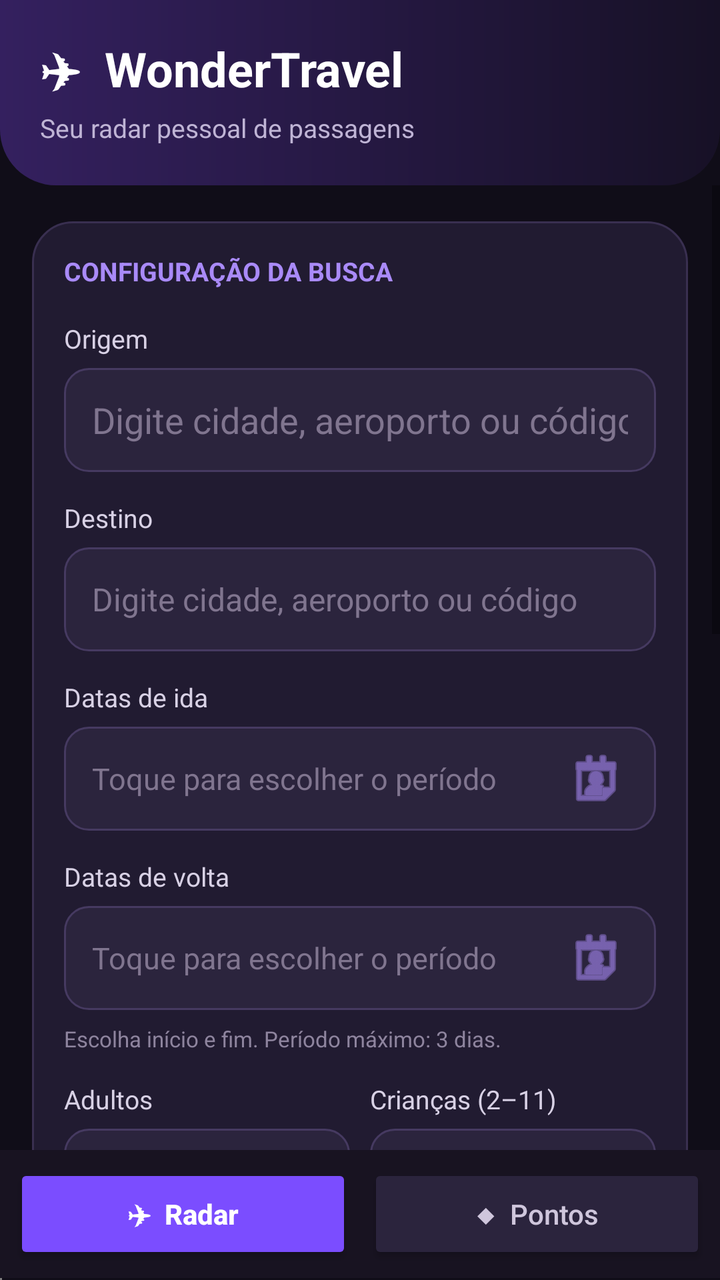
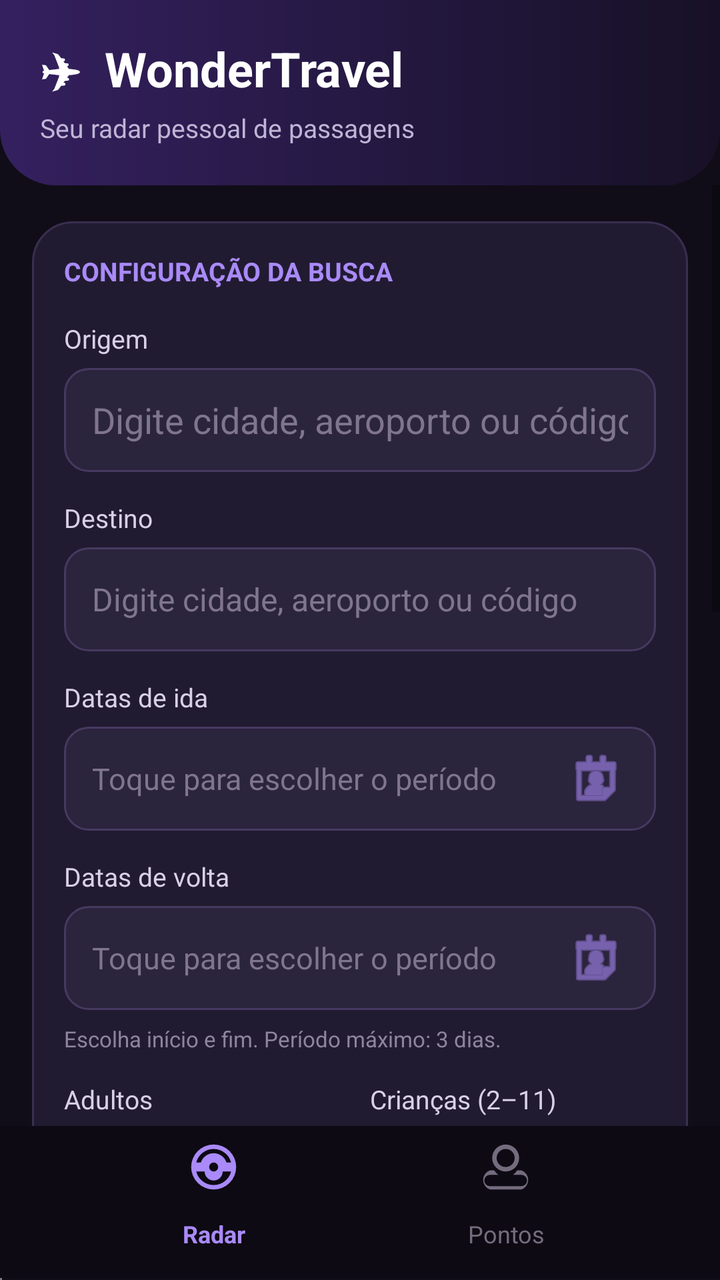

Two renders of the same Android screen: before a commit and after it. Below are the layout's source before the change and the commit's diff.
<!-- AndroidManifest.xml: application theme android:Theme.Material.Light.NoActionBar -->
<!-- res/layout/activity_main.xml -->
<?xml version="1.0" encoding="utf-8"?>
<LinearLayout xmlns:android="http://schemas.android.com/apk/res/android"
    android:layout_width="match_parent"
    android:layout_height="match_parent"
    android:orientation="vertical"
    android:background="#100D18">

    <LinearLayout
        android:layout_width="match_parent"
        android:layout_height="wrap_content"
        android:background="@drawable/bg_header"
        android:orientation="vertical">

        <TextView
            android:layout_width="match_parent"
            android:layout_height="wrap_content"
            android:text="✈  WonderTravel"
            android:textColor="#FFFFFF"
            android:textSize="24sp"
            android:textStyle="bold" />

        <TextView
            android:layout_width="match_parent"
            android:layout_height="wrap_content"
            android:layout_marginTop="4dp"
            android:text="Seu radar pessoal de passagens"
            android:textColor="#BFB4D5"
            android:textSize="13sp" />
    </LinearLayout>

    <ScrollView
        android:id="@+id/radarScreen"
        android:layout_width="match_parent"
        android:layout_height="0dp"
        android:layout_weight="1"
        android:clipToPadding="false"
        android:fillViewport="true">

        <LinearLayout
            android:layout_width="match_parent"
            android:layout_height="wrap_content"
            android:orientation="vertical"
            android:paddingHorizontal="16dp"
            android:paddingTop="18dp"
            android:paddingBottom="28dp">

            <LinearLayout
                android:layout_width="match_parent"
                android:layout_height="wrap_content"
                android:background="@drawable/bg_card"
                android:orientation="vertical">

                <TextView
                    android:layout_width="match_parent"
                    android:layout_height="wrap_content"
                    android:text="CONFIGURAÇÃO DA BUSCA"
                    android:textColor="#A98AF8"
                    android:textSize="13sp"
                    android:textStyle="bold" />

                <TextView
                    android:layout_width="wrap_content"
                    android:layout_height="wrap_content"
                    android:layout_marginTop="16dp"
                    android:text="Origem"
                    android:textColor="#D8D1E5"
                    android:textSize="13sp" />

                <AutoCompleteTextView
                    android:id="@+id/originMode"
                    android:layout_width="match_parent"
                    android:layout_height="52dp"
                    android:layout_marginTop="6dp"
                    android:background="@drawable/bg_input"
                    android:completionThreshold="1"
                    android:hint="Digite cidade, aeroporto ou código"
                    android:inputType="textCapSentences"
                    android:paddingHorizontal="14dp"
                    android:singleLine="true"
                    android:textColor="#FFFFFF"
                    android:textColorHint="#80758F" />

                <TextView
                    android:layout_width="wrap_content"
                    android:layout_height="wrap_content"
                    android:layout_marginTop="14dp"
                    android:text="Destino"
                    android:textColor="#D8D1E5"
                    android:textSize="13sp" />

                <AutoCompleteTextView
                    android:id="@+id/destination"
                    android:layout_width="match_parent"
                    android:layout_height="52dp"
                    android:layout_marginTop="6dp"
                    android:background="@drawable/bg_input"
                    android:completionThreshold="1"
                    android:hint="Digite cidade, aeroporto ou código"
                    android:inputType="textCapSentences"
                    android:paddingHorizontal="14dp"
                    android:textColor="#FFFFFF"
                    android:singleLine="true"
                    android:textColorHint="#80758F"
                    android:textSize="16sp" />

                <TextView
                    android:layout_width="wrap_content"
                    android:layout_height="wrap_content"
                    android:layout_marginTop="14dp"
                    android:text="Datas de ida"
                    android:textColor="#D8D1E5"
                    android:textSize="13sp" />

                <EditText
                    android:id="@+id/outboundDates"
                    android:layout_width="match_parent"
                    android:layout_height="52dp"
                    android:layout_marginTop="6dp"
                    android:background="@drawable/bg_input"
                    android:clickable="true"
                    android:drawableEnd="@android:drawable/ic_menu_my_calendar"
                    android:drawableTint="#A98AF8"
                    android:focusable="false"
                    android:hint="Toque para escolher o período"
                    android:paddingHorizontal="14dp"
                    android:textColor="#FFFFFF"
                    android:textColorHint="#80758F"
                    android:textSize="15sp" />

                <TextView
                    android:layout_width="wrap_content"
                    android:layout_height="wrap_content"
                    android:layout_marginTop="14dp"
                    android:text="Datas de volta"
                    android:textColor="#D8D1E5"
                    android:textSize="13sp" />

                <EditText
                    android:id="@+id/returnDates"
                    android:layout_width="match_parent"
                    android:layout_height="52dp"
                    android:layout_marginTop="6dp"
                    android:background="@drawable/bg_input"
                    android:clickable="true"
                    android:drawableEnd="@android:drawable/ic_menu_my_calendar"
                    android:drawableTint="#A98AF8"
                    android:focusable="false"
                    android:hint="Toque para escolher o período"
                    android:paddingHorizontal="14dp"
                    android:textColor="#FFFFFF"
                    android:textColorHint="#80758F"
                    android:textSize="15sp" />

                <TextView
                    android:layout_width="match_parent"
                    android:layout_height="wrap_content"
                    android:layout_marginTop="7dp"
                    android:text="Escolha início e fim. Período máximo: 3 dias."
                    android:textColor="#8E849E"
                    android:textSize="11sp" />

                <LinearLayout
                    android:layout_width="match_parent"
                    android:layout_height="wrap_content"
                    android:layout_marginTop="14dp"
                    android:orientation="horizontal">

                    <LinearLayout
                        android:layout_width="0dp"
                        android:layout_height="wrap_content"
                        android:layout_weight="1"
                        android:orientation="vertical">

                        <TextView
                            android:layout_width="wrap_content"
                            android:layout_height="wrap_content"
                            android:text="Adultos"
                            android:textColor="#D8D1E5"
                            android:textSize="13sp" />

                        <EditText
                            android:id="@+id/adults"
                            android:layout_width="match_parent"
                            android:layout_height="52dp"
                            android:layout_marginTop="6dp"
                            android:background="@drawable/bg_input"
                            android:inputType="number"
                            android:paddingHorizontal="14dp"
                            android:textColor="#FFFFFF" />
                    </LinearLayout>

                    <LinearLayout
                        android:layout_width="0dp"
                        android:layout_height="wrap_content"
                        android:layout_marginStart="10dp"
                        android:layout_weight="1"
                        android:orientation="vertical">

                        <TextView
                            android:layout_width="wrap_content"
                            android:layout_height="wrap_content"
                            android:text="Crianças (2–11)"
                            android:textColor="#D8D1E5"
                            android:textSize="13sp" />

                        <EditText
                            android:id="@+id/children"
                            android:layout_width="match_parent"
                            android:layout_height="52dp"
                            android:layout_marginTop="6dp"
                            android:background="@drawable/bg_input"
                            android:inputType="number"
                            android:paddingHorizontal="14dp"
                            android:textColor="#FFFFFF" />
                    </LinearLayout>
                </LinearLayout>

                <TextView
                    android:layout_width="wrap_content"
                    android:layout_height="wrap_content"
                    android:layout_marginTop="14dp"
                    android:text="Alerta abaixo de (milhas por viajante)"
                    android:textColor="#D8D1E5"
                    android:textSize="13sp" />

                <EditText
                    android:id="@+id/targetMiles"
                    android:layout_width="match_parent"
                    android:layout_height="52dp"
                    android:layout_marginTop="6dp"
                    android:background="@drawable/bg_input"
                    android:hint="Ex.: 31000"
                    android:inputType="number"
                    android:paddingHorizontal="14dp"
                    android:textColor="#FFFFFF"
                    android:textColorHint="#80758F" />

                <TextView
                    android:layout_width="wrap_content"
                    android:layout_height="wrap_content"
                    android:layout_marginTop="14dp"
                    android:text="Intervalo das verificações (minutos)"
                    android:textColor="#D8D1E5"
                    android:textSize="13sp" />

                <EditText
                    android:id="@+id/intervalMinutes"
                    android:layout_width="match_parent"
                    android:layout_height="52dp"
                    android:layout_marginTop="6dp"
                    android:background="@drawable/bg_input"
                    android:hint="Mínimo: 15"
                    android:inputType="number"
                    android:paddingHorizontal="14dp"
                    android:textColor="#FFFFFF"
                    android:textColorHint="#80758F" />
            </LinearLayout>

            <Button
                android:id="@+id/saveConfig"
                android:layout_width="match_parent"
                android:layout_height="54dp"
                android:layout_marginTop="14dp"
                android:backgroundTint="#7B4DFF"
                android:text="Salvar configuração"
                android:textAllCaps="false"
                android:textColor="#FFFFFF"
                android:textStyle="bold" />

            <Button
                android:id="@+id/testSearch"
                android:layout_width="match_parent"
                android:layout_height="54dp"
                android:layout_marginTop="6dp"
                android:backgroundTint="#2B243D"
                android:text="Verificar agora"
                android:textAllCaps="false"
                android:textColor="#E8E1F3" />

            <LinearLayout
                android:layout_width="match_parent"
                android:layout_height="wrap_content"
                android:layout_marginTop="6dp"
                android:orientation="horizontal">

                <Button
                    android:id="@+id/startMonitor"
                    android:layout_width="0dp"
                    android:layout_height="54dp"
                    android:layout_weight="1"
                    android:backgroundTint="#FF6B35"
                    android:text="Ativar monitor"
                    android:textAllCaps="false"
                    android:textColor="#FFFFFF"
                    android:textStyle="bold" />

                <Button
                    android:id="@+id/stopMonitor"
                    android:layout_width="0dp"
                    android:layout_height="54dp"
                    android:layout_marginStart="8dp"
                    android:layout_weight="1"
                    android:backgroundTint="#332B45"
                    android:text="Parar"
                    android:textAllCaps="false"
                    android:textColor="#CFC6DC" />
            </LinearLayout>

            <TextView
                android:layout_width="match_parent"
                android:layout_height="wrap_content"
                android:layout_marginTop="22dp"
                android:text="STATUS DO MONITOR"
                android:textColor="#A98AF8"
                android:textSize="12sp"
                android:textStyle="bold" />

            <TextView
                android:id="@+id/status"
                android:layout_width="match_parent"
                android:layout_height="wrap_content"
                android:layout_marginTop="7dp"
                android:background="@drawable/bg_results"
                android:minHeight="56dp"
                android:padding="14dp"
                android:text="Configure sua busca para começar."
                android:textColor="#E9E2F3"
                android:textSize="13sp" />

            <TextView
                android:id="@+id/resultsTitle"
                android:layout_width="match_parent"
                android:layout_height="wrap_content"
                android:layout_marginTop="22dp"
                android:text="ÚLTIMOS RESULTADOS"
                android:textColor="#A98AF8"
                android:textSize="12sp"
                android:textStyle="bold"
                android:visibility="gone" />

            <LinearLayout
                android:id="@+id/resultsTable"
                android:layout_width="match_parent"
                android:layout_height="wrap_content"
                android:layout_marginTop="8dp"
                android:orientation="vertical"
                android:visibility="gone" />

            <TextView
                android:id="@+id/bestMatchTitle"
                android:layout_width="match_parent"
                android:layout_height="wrap_content"
                android:layout_marginTop="22dp"
                android:text="MELHOR MATCH"
                android:textColor="#A98AF8"
                android:textSize="12sp"
                android:textStyle="bold"
                android:visibility="gone" />

            <LinearLayout
                android:id="@+id/bestMatchContainer"
                android:layout_width="match_parent"
                android:layout_height="wrap_content"
                android:layout_marginTop="8dp"
                android:orientation="vertical"
                android:visibility="gone" />
        </LinearLayout>
    </ScrollView>

    <ScrollView
        android:id="@+id/pointsScreen"
        android:layout_width="match_parent"
        android:layout_height="0dp"
        android:layout_weight="1"
        android:clipToPadding="false"
        android:fillViewport="true"
        android:visibility="gone">

        <LinearLayout
            android:layout_width="match_parent"
            android:layout_height="wrap_content"
            android:orientation="vertical"
            android:paddingHorizontal="16dp"
            android:paddingTop="18dp"
            android:paddingBottom="28dp">

            <LinearLayout
                android:layout_width="match_parent"
                android:layout_height="wrap_content"
                android:background="@drawable/bg_card"
                android:orientation="vertical">

                <TextView
                    android:layout_width="match_parent"
                    android:layout_height="wrap_content"
                    android:text="PLANEJAMENTO DE MILHAS"
                    android:textColor="#A98AF8"
                    android:textSize="13sp"
                    android:textStyle="bold" />

                <TextView
                    android:layout_width="match_parent"
                    android:layout_height="wrap_content"
                    android:layout_marginTop="6dp"
                    android:text="Veja quantas milhas ainda precisa comprar e o investimento estimado."
                    android:textColor="#91879F"
                    android:textSize="12sp" />

                <TextView
                    android:layout_width="wrap_content"
                    android:layout_height="wrap_content"
                    android:layout_marginTop="18dp"
                    android:text="Meu saldo Smiles"
                    android:textColor="#D8D1E5"
                    android:textSize="13sp" />

                <EditText
                    android:id="@+id/pointsBalance"
                    android:layout_width="match_parent"
                    android:layout_height="52dp"
                    android:layout_marginTop="6dp"
                    android:background="@drawable/bg_input"
                    android:hint="Ex.: 85000"
                    android:inputType="number"
                    android:paddingHorizontal="14dp"
                    android:textColor="#FFFFFF"
                    android:textColorHint="#80758F" />

                <TextView
                    android:layout_width="wrap_content"
                    android:layout_height="wrap_content"
                    android:layout_marginTop="14dp"
                    android:text="Milhas necessárias para o último match"
                    android:textColor="#D8D1E5"
                    android:textSize="13sp" />

                <EditText
                    android:id="@+id/matchMiles"
                    android:layout_width="match_parent"
                    android:layout_height="52dp"
                    android:layout_marginTop="6dp"
                    android:background="@drawable/bg_input"
                    android:hint="Preenchido pelo melhor match"
                    android:inputType="number"
                    android:paddingHorizontal="14dp"
                    android:textColor="#FFFFFF"
                    android:textColorHint="#80758F" />

                <TextView
                    android:layout_width="wrap_content"
                    android:layout_height="wrap_content"
                    android:layout_marginTop="14dp"
                    android:text="Milhas que preciso adquirir"
                    android:textColor="#D8D1E5"
                    android:textSize="13sp" />

                <TextView
                    android:id="@+id/pointsNeeded"
                    android:layout_width="match_parent"
                    android:layout_height="56dp"
                    android:layout_marginTop="6dp"
                    android:background="@drawable/bg_results"
                    android:gravity="center_vertical"
                    android:paddingHorizontal="14dp"
                    android:text="0 milhas"
                    android:textColor="#FF8A5B"
                    android:textSize="18sp"
                    android:textStyle="bold" />

                <TextView
                    android:layout_width="wrap_content"
                    android:layout_height="wrap_content"
                    android:layout_marginTop="14dp"
                    android:text="Custo do milheiro (R$)"
                    android:textColor="#D8D1E5"
                    android:textSize="13sp" />

                <EditText
                    android:id="@+id/thousandCost"
                    android:layout_width="match_parent"
                    android:layout_height="52dp"
                    android:layout_marginTop="6dp"
                    android:background="@drawable/bg_input"
                    android:hint="Ex.: 18,50"
                    android:inputType="numberDecimal"
                    android:paddingHorizontal="14dp"
                    android:textColor="#FFFFFF"
                    android:textColorHint="#80758F" />

                <TextView
                    android:layout_width="wrap_content"
                    android:layout_height="wrap_content"
                    android:layout_marginTop="14dp"
                    android:text="Investimento estimado"
                    android:textColor="#D8D1E5"
                    android:textSize="13sp" />

                <TextView
                    android:id="@+id/investmentValue"
                    android:layout_width="match_parent"
                    android:layout_height="68dp"
                    android:layout_marginTop="6dp"
                    android:background="@drawable/bg_best_match"
                    android:gravity="center_vertical"
                    android:paddingHorizontal="16dp"
                    android:text="R$ 0,00"
                    android:textColor="#FFFFFF"
                    android:textSize="24sp"
                    android:textStyle="bold" />

                <TextView
                    android:layout_width="match_parent"
                    android:layout_height="wrap_content"
                    android:layout_marginTop="10dp"
                    android:text="Estimativa sem considerar eventuais bônus, taxas ou promoções."
                    android:textColor="#80758F"
                    android:textSize="11sp" />
            </LinearLayout>
        </LinearLayout>
    </ScrollView>

    <LinearLayout
        android:layout_width="match_parent"
        android:layout_height="64dp"
        android:background="#181321"
        android:orientation="horizontal"
        android:padding="7dp">

        <Button
            android:id="@+id/radarTab"
            android:layout_width="0dp"
            android:layout_height="match_parent"
            android:layout_weight="1"
            android:backgroundTint="#7B4DFF"
            android:text="✈  Radar"
            android:textAllCaps="false"
            android:textColor="#FFFFFF"
            android:textStyle="bold" />

        <Button
            android:id="@+id/pointsTab"
            android:layout_width="0dp"
            android:layout_height="match_parent"
            android:layout_marginStart="8dp"
            android:layout_weight="1"
            android:backgroundTint="#2B243D"
            android:text="◆  Pontos"
            android:textAllCaps="false"
            android:textColor="#CFC6DC" />
    </LinearLayout>

    <WebView
        android:id="@+id/webView"
        android:layout_width="1dp"
        android:layout_height="1dp" />
</LinearLayout>
<!-- resources referenced by this layout -->
<resources>
  <!-- drawable bg_best_match (drawable) -->
  <?xml version="1.0" encoding="utf-8"?>
  <shape xmlns:android="http://schemas.android.com/apk/res/android" android:shape="rectangle">
      <gradient
          android:angle="0"
          android:startColor="#2A203D"
          android:endColor="#1B1727" />
      <corners android:radius="16dp" />
      <stroke android:width="1dp" android:color="#7255B5" />
  </shape>
  <!-- drawable bg_card (drawable) -->
  <?xml version="1.0" encoding="utf-8"?>
  <shape xmlns:android="http://schemas.android.com/apk/res/android" android:shape="rectangle">
      <solid android:color="#211B31" />
      <stroke android:width="1dp" android:color="#392F50" />
      <corners android:radius="20dp" />
      <padding android:left="16dp" android:top="16dp" android:right="16dp" android:bottom="16dp" />
  </shape>
  <!-- drawable bg_header (drawable) -->
  <?xml version="1.0" encoding="utf-8"?>
  <shape xmlns:android="http://schemas.android.com/apk/res/android" android:shape="rectangle">
      <gradient android:angle="0" android:startColor="#34205F" android:endColor="#171126" />
      <corners android:bottomLeftRadius="28dp" android:bottomRightRadius="28dp" />
      <padding android:left="20dp" android:top="18dp" android:right="20dp" android:bottom="20dp" />
  </shape>
  <!-- drawable bg_input (drawable) -->
  <?xml version="1.0" encoding="utf-8"?>
  <shape xmlns:android="http://schemas.android.com/apk/res/android" android:shape="rectangle">
      <solid android:color="#2B243D" />
      <stroke android:width="1dp" android:color="#463A61" />
      <corners android:radius="12dp" />
      <padding android:left="12dp" android:top="4dp" android:right="12dp" android:bottom="4dp" />
  </shape>
  <!-- drawable bg_results (drawable) -->
  <?xml version="1.0" encoding="utf-8"?>
  <shape xmlns:android="http://schemas.android.com/apk/res/android" android:shape="rectangle">
      <gradient android:angle="315" android:startColor="#2A213E" android:endColor="#1B1728" />
      <stroke android:width="1dp" android:color="#4A3C69" />
      <corners android:radius="18dp" />
      <padding android:left="16dp" android:top="16dp" android:right="16dp" android:bottom="16dp" />
  </shape>
</resources>

<!-- the commit's change to res/layout/activity_main.xml (unified diff, before → after) -->
@@ -521,32 +521,44 @@
 
     <LinearLayout
         android:layout_width="match_parent"
-        android:layout_height="64dp"
-        android:background="#181321"
+        android:layout_height="76dp"
+        android:background="#0D0A13"
+        android:gravity="center"
         android:orientation="horizontal"
-        android:padding="7dp">
-
-        <Button
+        android:paddingHorizontal="34dp"
+        android:paddingTop="7dp"
+        android:paddingBottom="5dp">
+
+        <TextView
             android:id="@+id/radarTab"
             android:layout_width="0dp"
             android:layout_height="match_parent"
             android:layout_weight="1"
-            android:backgroundTint="#7B4DFF"
-            android:text="✈  Radar"
-            android:textAllCaps="false"
-            android:textColor="#FFFFFF"
+            android:background="?android:attr/selectableItemBackgroundBorderless"
+            android:clickable="true"
+            android:drawableTop="@drawable/ic_radar"
+            android:drawablePadding="3dp"
+            android:focusable="true"
+            android:gravity="center"
+            android:text="Radar"
+            android:textColor="#A98AF8"
+            android:textSize="12sp"
             android:textStyle="bold" />
 
-        <Button
+        <TextView
             android:id="@+id/pointsTab"
             android:layout_width="0dp"
             android:layout_height="match_parent"
-            android:layout_marginStart="8dp"
             android:layout_weight="1"
-            android:backgroundTint="#2B243D"
-            android:text="◆  Pontos"
-            android:textAllCaps="false"
-            android:textColor="#CFC6DC" />
+            android:background="?android:attr/selectableItemBackgroundBorderless"
+            android:clickable="true"
+            android:drawableTop="@drawable/ic_points"
+            android:drawablePadding="3dp"
+            android:focusable="true"
+            android:gravity="center"
+            android:text="Pontos"
+            android:textColor="#746C7E"
+            android:textSize="12sp" />
     </LinearLayout>
 
     <WebView
<!-- resource entries referenced after the edit -->
@@ -41,5 +41,25 @@
       <corners android:radius="18dp" />
       <padding android:left="16dp" android:top="16dp" android:right="16dp" android:bottom="16dp" />
   </shape>
+  <!-- drawable ic_points (drawable) -->
+  <vector xmlns:android="http://schemas.android.com/apk/res/android"
+      android:width="27dp"
+      android:height="27dp"
+      android:viewportWidth="24"
+      android:viewportHeight="24">
+      <path
+          android:fillColor="#746C7E"
+          android:pathData="M12,2a6,6 0,1 0,0 12,6 6,0 0,0 0,-12zM12,4a4,4 0,1 1,0 8,4 4,0 0,1 0,-8zM5,13.5A4.5,4.5 0,0 0,5 22h14a4.5,4.5 0,0 0,0 -8.5h-1.9a8,8 0,0 1,-1.85 2H19a2.5,2.5 0,0 1,0 5H5a2.5,2.5 0,0 1,0 -5h3.75a8,8 0,0 1,-1.85 -2z" />
+  </vector>
+  <!-- drawable ic_radar (drawable) -->
+  <vector xmlns:android="http://schemas.android.com/apk/res/android"
+      android:width="27dp"
+      android:height="27dp"
+      android:viewportWidth="24"
+      android:viewportHeight="24">
+      <path
+          android:fillColor="#A98AF8"
+          android:pathData="M12,2a10,10 0,1 0,10 10A10,10 0,0 0,12 2zM12,4a8,8 0,0 1,7.75 6H17.7a6,6 0,0 0,-11.4 0H4.25A8,8 0,0 1,12 4zM4.25,14H8a4,4 0,0 0,8 0h3.75a8,8 0,0 1,-15.5 0zM10,12a2,2 0,1 1,2 2,2 2,0 0,1,-2 -2z" />
+  </vector>
 </resources>
 
